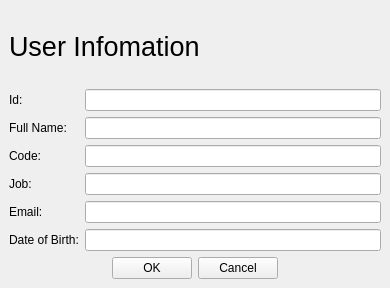
The window that guiuserinfo.ui (vudaoanhtuan/libpro_v2) describes before a commit, drawn with Qt 5.
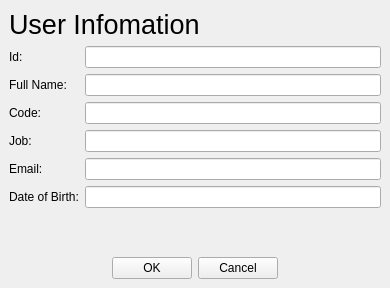
The same window after the commit.

```diff
--- a/guiuserinfo.ui
+++ b/guiuserinfo.ui
@@ -103,6 +103,19 @@
       </item>
      </layout>
     </item>
+    <item>
+     <spacer name="verticalSpacer">
+      <property name="orientation">
+       <enum>Qt::Vertical</enum>
+      </property>
+      <property name="sizeHint" stdset="0">
+       <size>
+        <width>20</width>
+        <height>40</height>
+       </size>
+      </property>
+     </spacer>
+    </item>
     <item>
      <layout class="QHBoxLayout" name="horizontalLayout_2">
       <item>
```
Left out of the diff: 14 changed lines with no effect on the pictures.
